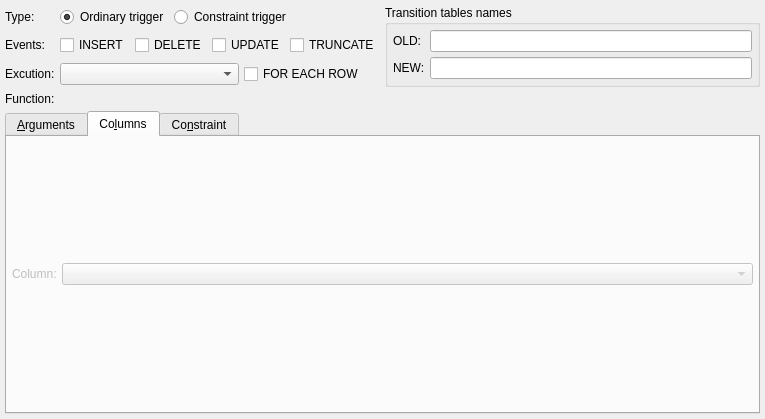
This is libs/libgui/ui/dbobjects/triggerwidget.ui in pgmodeler/pgmodeler as Qt 5 draws it before an edit. The edited form follows.
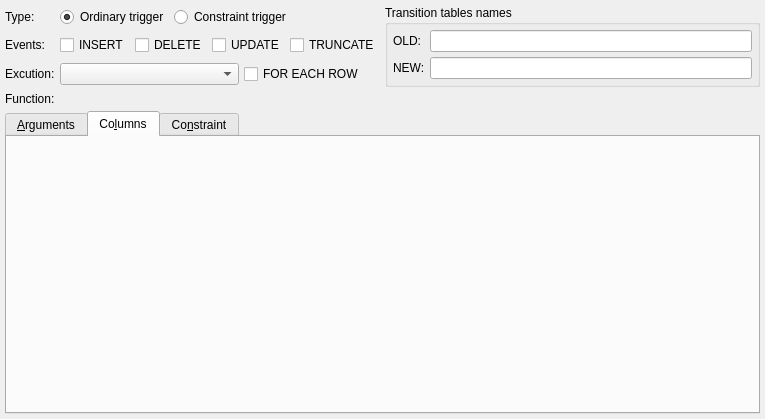
This is the edited form. The open tabs and pages were chosen to show the change. Icons and pictures are not drawn.

Commit message:
Refactored TriggerWidget to use ColumnPickerWidget
Added the methods Trigger::getColumns and Trigger::addColumns

The edit to the form file:
```diff
--- a/libs/libgui/ui/dbobjects/triggerwidget.ui
+++ b/libs/libgui/ui/dbobjects/triggerwidget.ui
@@ -154,53 +154,6 @@
        <property name="spacing">
         <number>5</number>
        </property>
-       <item row="0" column="0">
-        <widget class="QLabel" name="column_lbl">
-         <property name="sizePolicy">
-          <sizepolicy hsizetype="Fixed" vsizetype="Preferred">
-           <horstretch>0</horstretch>
-           <verstretch>0</verstretch>
-          </sizepolicy>
-         </property>
-         <property name="minimumSize">
-          <size>
-           <width>0</width>
-           <height>0</height>
-          </size>
-         </property>
-         <property name="text">
-          <string>Column:</string>
-         </property>
-        </widget>
-       </item>
-       <item row="0" column="1">
-        <widget class="QComboBox" name="column_cmb">
-         <property name="sizePolicy">
-          <sizepolicy hsizetype="Expanding" vsizetype="Fixed">
-           <horstretch>0</horstretch>
-           <verstretch>0</verstretch>
-          </sizepolicy>
-         </property>
-         <property name="minimumSize">
-          <size>
-           <width>180</width>
-           <height>0</height>
-          </size>
-         </property>
-         <property name="maximumSize">
-          <size>
-           <width>16777215</width>
-           <height>16777215</height>
-          </size>
-         </property>
-         <property name="iconSize">
-          <size>
-           <width>28</width>
-           <height>28</height>
-          </size>
-         </property>
-        </widget>
-       </item>
       </layout>
      </widget>
      <widget class="QWidget" name="tab_3">
```
Left out of the diff: 1 changed line with no effect on the pictures. The commit also changes 6 other files.
